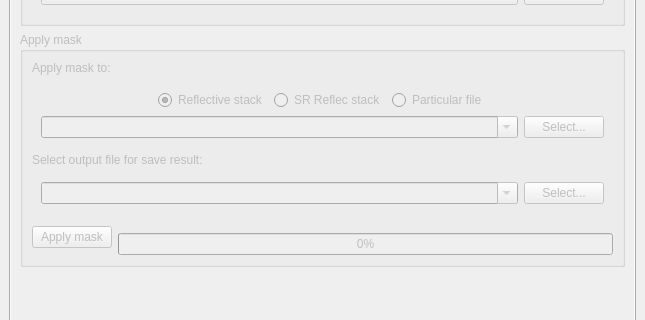
The window that ui/cloud_masking_dockwidget_base.ui (SMByC/CloudMasking) describes before a commit, drawn with Qt 5; both pictures show x 0 to 645 and y 127 to 447 of the 645 by 882 pixel window.
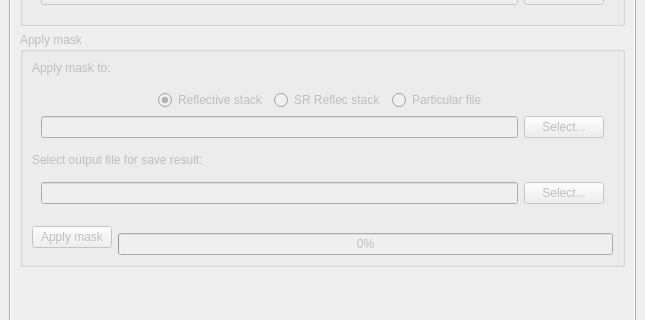
The same window after the commit. Custom widgets are drawn as their Qt base class.

Commit message: File dialog for save result

```diff
--- a/ui/cloud_masking_dockwidget_base.ui
+++ b/ui/cloud_masking_dockwidget_base.ui
@@ -958,17 +958,7 @@
                       <number>0</number>
                      </property>
                      <item>
-                      <widget class="QComboBox" name="comboBox_2">
-                       <property name="sizePolicy">
-                        <sizepolicy hsizetype="Expanding" vsizetype="Fixed">
-                         <horstretch>0</horstretch>
-                         <verstretch>0</verstretch>
-                        </sizepolicy>
-                       </property>
-                       <property name="editable">
-                        <bool>true</bool>
-                       </property>
-                      </widget>
+                      <widget class="QLineEdit" name="lineEdit_ParticularFile"/>
                      </item>
                      <item>
                       <widget class="QPushButton" name="pushButton_2">
@@ -1000,17 +990,7 @@
                       <number>0</number>
                      </property>
                      <item>
-                      <widget class="QComboBox" name="comboBox">
-                       <property name="sizePolicy">
-                        <sizepolicy hsizetype="Expanding" vsizetype="Fixed">
-                         <horstretch>0</horstretch>
-                         <verstretch>0</verstretch>
-                        </sizepolicy>
-                       </property>
-                       <property name="editable">
-                        <bool>true</bool>
-                       </property>
-                      </widget>
+                      <widget class="QLineEdit" name="lineEdit_ResultPath"/>
                      </item>
                      <item>
                       <widget class="QPushButton" name="pushButton">
```
Left out of the diff: 4 changed lines with no effect on the pictures. The commit also changes 1 other file.
